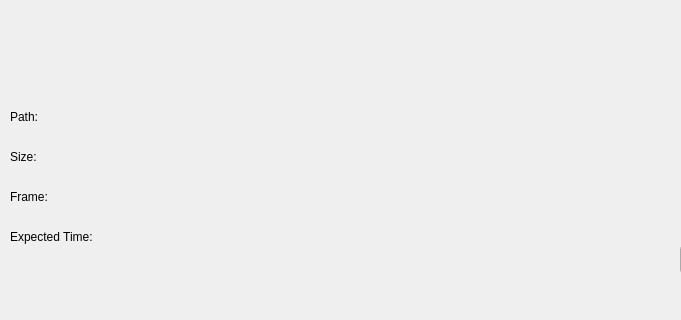
Above: base.ui from gusghrlrl101/Dance-Helper before the change; both pictures show x 0 to 681 and y 280 to 600 of the 800 by 600 pixel window. Below: the same form after it.
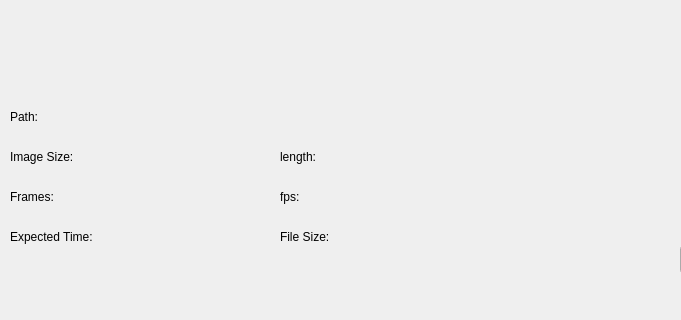
That is the form after the change.

Diff of the .ui file:
```diff
--- a/base.ui
+++ b/base.ui
@@ -64,7 +64,7 @@
      <rect>
       <x>120</x>
       <y>380</y>
-      <width>411</width>
+      <width>141</width>
       <height>41</height>
      </rect>
     </property>
@@ -77,7 +77,7 @@
      <rect>
       <x>120</x>
       <y>420</y>
-      <width>411</width>
+      <width>141</width>
       <height>41</height>
      </rect>
     </property>
@@ -95,7 +95,7 @@
      </rect>
     </property>
     <property name="text">
-     <string>Size: </string>
+     <string>Image Size: </string>
     </property>
    </widget>
    <widget class="QLabel" name="label_frame_">
@@ -108,7 +108,7 @@
      </rect>
     </property>
     <property name="text">
-     <string>Frame: </string>
+     <string>Frames: </string>
     </property>
    </widget>
    <widget class="QLabel" name="label_path_">
@@ -155,7 +155,7 @@
      <rect>
       <x>120</x>
       <y>460</y>
-      <width>411</width>
+      <width>141</width>
       <height>41</height>
      </rect>
     </property>
@@ -176,6 +176,84 @@
      <string>Expected Time: </string>
     </property>
    </widget>
+   <widget class="QLabel" name="label_fps">
+    <property name="geometry">
+     <rect>
+      <x>390</x>
+      <y>420</y>
+      <width>141</width>
+      <height>41</height>
+     </rect>
+    </property>
+    <property name="text">
+     <string/>
+    </property>
+   </widget>
+   <widget class="QLabel" name="label_fps_">
+    <property name="geometry">
+     <rect>
+      <x>280</x>
+      <y>420</y>
+      <width>111</width>
+      <height>41</height>
+     </rect>
+    </property>
+    <property name="text">
+     <string>fps: </string>
+    </property>
+   </widget>
+   <widget class="QLabel" name="label_length_">
+    <property name="geometry">
+     <rect>
+      <x>280</x>
+      <y>380</y>
+      <width>111</width>
+      <height>41</height>
+     </rect>
+    </property>
+    <property name="text">
+     <string>length: </string>
+    </property>
+   </widget>
+   <widget class="QLabel" name="label_length">
+    <property name="geometry">
+     <rect>
+      <x>390</x>
+      <y>380</y>
+      <width>141</width>
+      <height>41</height>
+     </rect>
+    </property>
+    <property name="text">
+     <string/>
+    </property>
+   </widget>
+   <widget class="QLabel" name="label_fileSize_">
+    <property name="geometry">
+     <rect>
+      <x>280</x>
+      <y>460</y>
+      <width>111</width>
+      <height>41</height>
+     </rect>
+    </property>
+    <property name="text">
+     <string>File Size: </string>
+    </property>
+   </widget>
+   <widget class="QLabel" name="label_fileSize">
+    <property name="geometry">
+     <rect>
+      <x>390</x>
+      <y>460</y>
+      <width>141</width>
+      <height>41</height>
+     </rect>
+    </property>
+    <property name="text">
+     <string/>
+    </property>
+   </widget>
   </widget>
   <widget class="QMenuBar" name="menubar">
    <property name="geometry">
```
Left out of the diff: 4 changed lines with no effect on the pictures.
